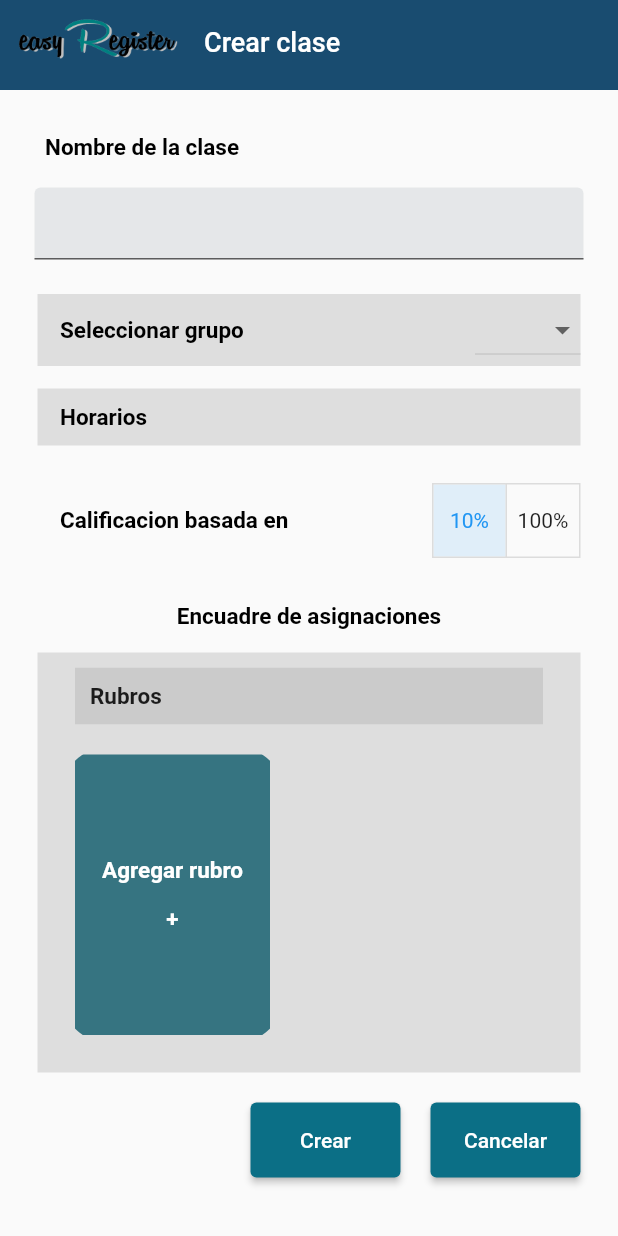
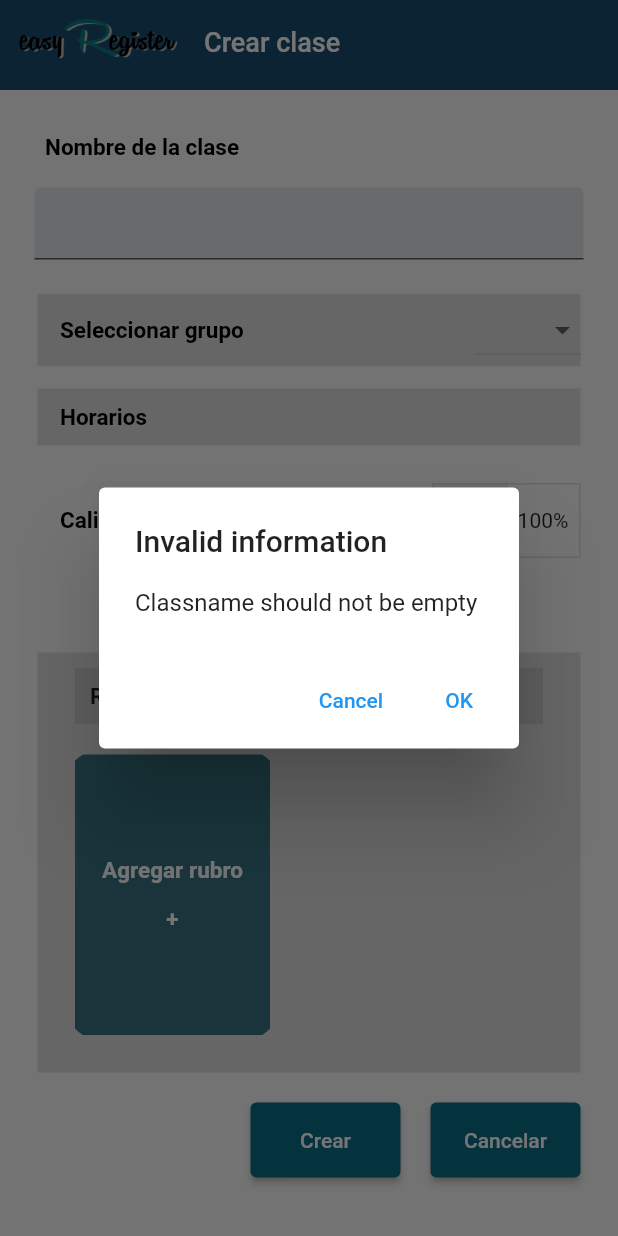
Before and after one commit to yisus44/easy-register, a Flutter app: the CreateClassScreen screen opened by its route, after a tap on "Crear", on a phone screen of 412 x 824 dp. Run offline on Flutter 3.47's test engine with Material 2 defaults, Android fonts, the phone set to English and light mode, and no system bars; our stand-ins replace dio.

Commit message:
finished portrait of add class screen

```diff
--- /dev/null
+++ b/lib/core/models/classes/request/create-class-request.dart
@@ -0,0 +1,42 @@
+import 'dart:convert';
+
+import 'package:easy_register/core/models/common/evaluation.dart';
+
+import '../../common/student.dart';
+
+class CreateClassRequest {
+  final String name;
+  final int teacherId;
+  final List<Evaluation> evaluations;
+  final int base;
+  final List<Student>? students;
+
+  CreateClassRequest(
+      this.name, this.teacherId, this.evaluations, this.base, this.students);
+
+  String serialize() {
+    String evaluationsSerialized = "[";
+    int counter = 0;
+    evaluations.forEach((element) {
+      evaluationsSerialized += jsonEncode({
+        "name": element.name,
+        "value": element.value,
+      });
+
+      if (evaluations.length - 1 != counter) {
+        evaluationsSerialized += ",";
+      }
+
+      counter++;
+    });
+    evaluationsSerialized += "]";
+    final body = jsonEncode({
+      "name": name,
+      "teacher_id": teacherId,
+      "evaluations": evaluationsSerialized,
+      "base": base,
+    });
+
+    return body;
+  }
+}
--- a/lib/core/models/common/class.dart
+++ b/lib/core/models/common/class.dart
@@ -1,3 +1,5 @@
+import 'package:easy_register/core/models/common/evaluation.dart';
+import 'package:easy_register/core/models/common/student.dart';
 import 'package:easy_register/core/models/common/teacher.dart';
 import 'package:easy_register/core/models/common/user.dart';
 
@@ -5,7 +7,9 @@ class Class {
   final int id;
   final int teacherId;
   final String name;
-  final Teacher teacher;
+  final Teacher? teacher;
+  List<Evaluation>? evaluations;
+  List<Student>? students;
 
   static List<Class> fromJsonList(List<dynamic> parsedJson) {
     List<Class> classes = parsedJson.map((classSchool) {
@@ -30,5 +34,17 @@ class Class {
         Teacher(0, 0, DateTime.now(), const User("error", "error", 0)));
   }
 
-  Class(this.id, this.teacherId, this.name, this.teacher);
+  factory Class.fromJson(dynamic parsedJson) {
+    //FIX LATER
+    final List<Evaluation> evaluations =
+        parsedJson["evaluations"].map((evaluation) {
+      return Evaluation(evaluation["name"], evaluation["value"]);
+    });
+
+    return Class(parsedJson["id"], parsedJson["teacher_id"], parsedJson["name"],
+        parsedJson["base"]);
+  }
+
+  Class(this.id, this.teacherId, this.name, this.teacher,
+      {this.evaluations, this.students});
 }
--- /dev/null
+++ b/lib/core/models/common/evaluation.dart
@@ -0,0 +1,28 @@
+import 'dart:convert';
+
+class Evaluation {
+  final String name;
+  final double value;
+
+  Evaluation(this.name, this.value);
+
+  String serialize() {
+    final body = jsonEncode({
+      "name": name,
+      "base": value,
+    });
+
+    return body;
+  }
+
+  factory Evaluation.fromJson(Map<String, dynamic> parsedJson) {
+    return Evaluation(
+      parsedJson['name'],
+      parsedJson['value'],
+    );
+  }
+
+  factory Evaluation.fromError() {
+    return Evaluation("Error", 0);
+  }
+}
--- /dev/null
+++ b/lib/core/models/common/student.dart
@@ -0,0 +1,10 @@
+class Student {
+  final String firstName;
+  final String lastName;
+  final String email;
+  final String parentWhatsapp;
+  final int numberList;
+
+  Student(this.firstName, this.lastName, this.email, this.parentWhatsapp,
+      this.numberList);
+}
--- a/lib/router/app_routes.dart
+++ b/lib/router/app_routes.dart
@@ -5,12 +5,14 @@ class AppRoutes {
   static const initialRoute = 'createClass';
 
   static Map<String, Widget Function(BuildContext)> routes = {
-    'login'      : ( _ ) => LoginScreen(),
-    'register'   : ( _ ) => RegisterScreen(),
-    'class'      : ( _ ) => ClassScreen(),
-    'home'       : ( _ ) => HomeScreen(),
-    'createClass': ( _ ) => CreateClassScreen(),
-    'student'    : ( _ ) => StudentScreen(),
+    'login': (_) => LoginScreen(),
+    'register': (_) => RegisterScreen(),
+    'class': (_) => ClassScreen(),
+    'home': (_) => HomeScreen(),
+    'createClass': (_) => CreateClassScreen(
+          teacherId: 1,
+        ),
+    'student': (_) => StudentScreen(),
   };
 
   static Route<dynamic> onGenerateRoute(RouteSettings settings) {
--- a/lib/screens/create_class_screen.dart
+++ b/lib/screens/create_class_screen.dart
@@ -1,4 +1,10 @@
+import 'dart:math';
+
+import 'package:easy_register/core/models/common/evaluation.dart';
+import 'package:easy_register/core/models/common/student.dart';
+import 'package:easy_register/core/services/classes/class_service.dart';
 import 'package:easy_register/widgets/generic_button.dart';
+import 'package:easy_register/widgets/utils/Modal.dart';
 import 'package:easy_register/widgets/widgets.dart';
 import 'package:flutter/material.dart';
 
@@ -7,13 +13,16 @@ import '../widgets/genericField.dart';
 import '../widgets/genericLabel.dart';
 
 class CreateClassScreen extends StatefulWidget {
-  const CreateClassScreen({Key? key}) : super(key: key);
+  final int teacherId;
+  const CreateClassScreen({required this.teacherId, Key? key})
+      : super(key: key);
 
   @override
   State<CreateClassScreen> createState() => _CreateClassScreenState();
 }
 
 class _CreateClassScreenState extends State<CreateClassScreen> {
+  //first one means 10 percent
   final List<bool> _selections = [true, false];
   bool isTenPercent = true;
   final List<String> groups = ["6D", "3F", "Private"];
@@ -33,7 +42,7 @@ class _CreateClassScreenState extends State<CreateClassScreen> {
     setState(
       () {
         if (val != null) {
-          className = val.toString();
+          selectedGroup = val.toString();
         }
       },
     );
@@ -48,6 +57,75 @@ class _CreateClassScreenState extends State<CreateClassScreen> {
     setState(() {
       cards.insert(0, newCard);
     });
+  }
+
+  void sendClass() async {
+    isTenPercent = _selections[0];
+    final String name = className;
+    final int teacherId = widget.teacherId;
+    final int base = isTenPercent ? 10 : 100;
+    double totalEvaluationSum = 0;
+    List<double> totalEvaluationPoint = [];
+
+    cards.removeAt(cards.length - 1);
+    final List<Evaluation> evaluations = cards.map((card) {
+      double point = double.parse(card.cardDescription);
+      totalEvaluationPoint.add(point);
+      return Evaluation(card.cardTitle, point);
+    }).toList();
+
+    totalEvaluationPoint.forEach((e) => totalEvaluationSum += e);
+
+    final List<Student> formStudents = [
+      Student("Jesus Adrian", "Flores Arevalo",
+          "${DateTime.now().toString()}@gmail.com", "3325615651", 0)
+    ];
+    //we delete the card of Agregar rubro
+
+    //validate data
+    if (name == "") {
+      Modal.showModalDialog(
+          "Invalid information", "Classname should not be empty", context);
+
+      cards.insert(cards.length, const CardPayload("Agregar rubro", "+"));
+      return;
+    }
+
+    if (evaluations.isEmpty) {
+      Modal.showModalDialog(
+          "Invalid information", "Not enough evaluations", context);
+
+      cards.insert(cards.length, const CardPayload("Agregar rubro", "+"));
+      return;
+    }
+
+    if (isTenPercent && totalEvaluationSum != 10.00) {
+      Modal.showModalDialog(
+          "Invalid information",
+          "Your evaluation must sum 10. You have($totalEvaluationSum)",
+          context);
+
+      cards.insert(cards.length, const CardPayload("Agregar rubro", "+"));
+      return;
+    }
+
+    if (!isTenPercent && totalEvaluationSum != 100) {
+      Modal.showModalDialog(
+          "Invalid information",
+          "Your evaluation must sum 100.You have($totalEvaluationSum)",
+          context);
+
+      cards.insert(cards.length, const CardPayload("Agregar rubro", "+"));
+      return;
+    }
+
+    const ClassService classService =
+        ClassService("https://gentle-mountain-69254.herokuapp.com/api/v1");
+    final response = await classService.createClass(
+        name, teacherId, evaluations, base, formStudents);
+    if (response.data) {
+      Navigator.pushNamed(context, '/home');
+    }
   }
 
   Widget _buildPortraitMode() {
@@ -150,9 +228,12 @@ class _CreateClassScreenState extends State<CreateClassScreen> {
           margin: const EdgeInsets.only(right: 15),
           child: Row(
             mainAxisAlignment: MainAxisAlignment.end,
-            children: const [
-              GenericButton(buttonText: "Crear"),
-              GenericButton(buttonText: "Cancelar")
+            children: [
+              GenericButton(
+                buttonText: "Crear",
+                onClick: sendClass,
+              ),
+              const GenericButton(buttonText: "Cancelar")
             ],
           ),
         )
```
Also changed, not shown: lib/core/services/classes/class_service.dart (+27 -0 lines).
